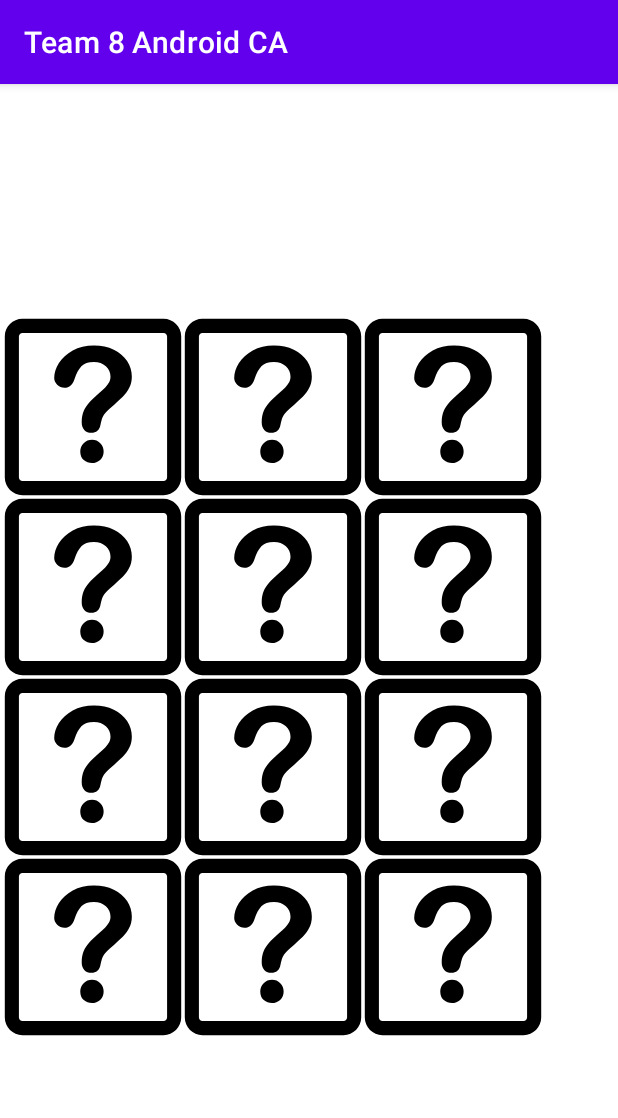
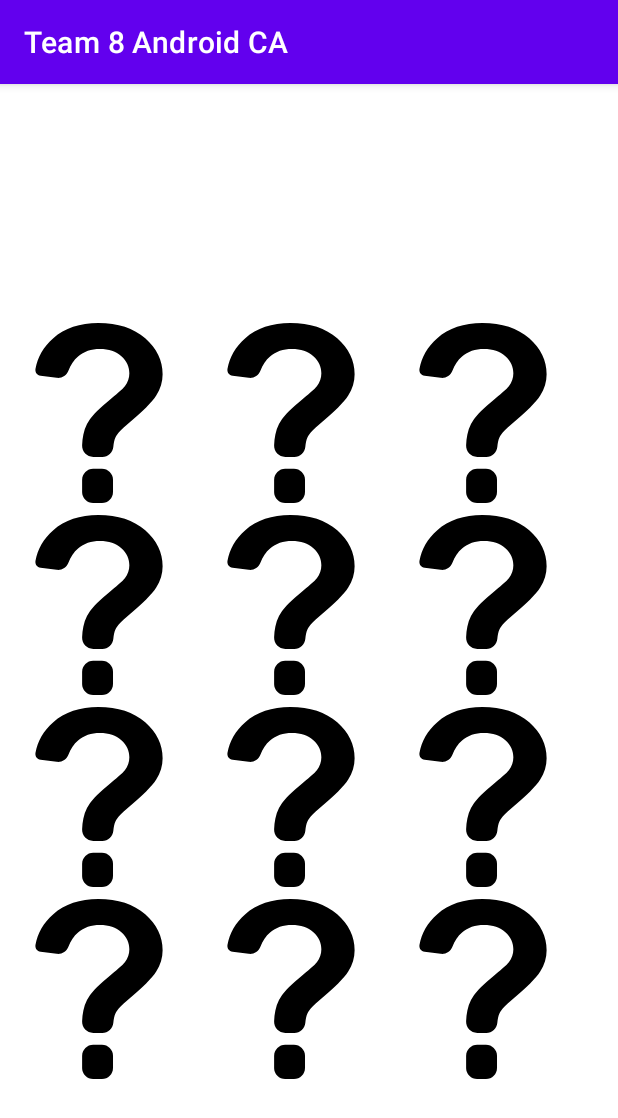
Before and after one commit to sink257/team8_android_ca, an Android app: the GameActivity screen opened directly, with no data from a screen before it, on a phone screen of 412 x 824 dp. Shown: the top 1118 px of the screen. Run offline under Robolectric (Android 15) with nearby library versions, the phone set to English and light mode, and no system bars.

Commit message:
Minor edits

```diff
--- a/app/src/main/java/eg/edu/iss/team8androidca/GameActivity.java
+++ b/app/src/main/java/eg/edu/iss/team8androidca/GameActivity.java
@@ -105,7 +105,7 @@ public class GameActivity extends AppCompatActivity implements View.OnClickListe
             if(matchCount==numberOfElements/2){
                 AlertDialog.Builder alertDialogBuilder = new AlertDialog.Builder(GameActivity.this);
                 alertDialogBuilder
-                        .setMessage("GAME OVER!\n" + "YOU WIN!\n" + "Your Score: \n" + "High Score: \n")
+                        .setMessage("GAME OVER!\n" + "YOU WIN!\n" + "Your Timing: \n" + "Fastest Timing: \n")
                         .setCancelable(false)
                         .setPositiveButton("Play Again", (dialog, which) -> {
                             Intent intent = new Intent(getApplicationContext(), MainActivity.class);
--- a/app/src/main/res/drawable/ic_question_mark.xml
+++ b/app/src/main/res/drawable/ic_question_mark.xml
@@ -1,6 +1,5 @@
-<vector android:height="120dp" android:viewportHeight="1000"
-    android:viewportWidth="1000" android:width="120dp" xmlns:android="http://schemas.android.com/apk/res/android">
-    <path android:fillColor="#FF000000" android:pathData="M892,10H108c-53.9,0 -98,44.1 -98,98v784c0,53.9 44.1,98 98,98h784c53.9,0 98,-44.1 98,-98V108C990,54.1 945.9,10 892,10zM911.6,892c0,10.6 -9,19.6 -19.6,19.6H108c-10.6,0 -19.6,-9 -19.6,-19.6V108c0,-10.6 9,-19.6 19.6,-19.6h784c10.6,0 19.6,9 19.6,19.6V892z"/>
-    <path android:fillColor="#FF000000" android:pathData="M494.8,682.6c-18.3,0 -33.9,6.3 -46.6,18.6c-12.6,12.3 -19,27.7 -19,45.8c0,20.3 6.5,36.3 19.6,47.6c13.1,11.4 28.4,16.9 45.9,16.9c17,0 32,-5.8 45,-17.3c12.9,-11.4 19.4,-27.4 19.4,-47.2c0,-18.1 -6.3,-33.5 -18.7,-45.8C528.2,689 512.9,682.6 494.8,682.6z"/>
-    <path android:fillColor="#FF000000" android:pathData="M615.6,181.9c-32,-15.5 -68.8,-23.1 -110.3,-23.1c-45,0 -84.2,9.3 -117.7,27.5c-33.7,18.5 -59.3,41.7 -76.8,69.8c-17.5,27.9 -26.3,55.6 -26.3,82.9c0,13.1 5.5,25.4 16.6,37c11,11.1 24.7,16.9 40.7,16.9c27.3,0 45.9,-16.3 55.7,-48.8c10.3,-30.8 23,-54.4 37.9,-70.4c14.9,-16 38.1,-24 69.9,-24c27,0 49,8 66.2,23.6c17.1,15.9 25.7,35.3 25.7,58.4c0,11.8 -2.9,22.7 -8.4,32.5c-5.7,10.1 -12.6,19.3 -20.7,27.4c-8.2,8.3 -21.6,20.5 -39.9,36.6c-21,18.5 -37.7,34.2 -50,47.6c-12.4,13.4 -22.3,28.7 -29.8,46.7c-7.4,17.6 -11.2,38.4 -11.2,62.7c0,19.1 5.1,33.7 15.3,43.4c10.2,9.7 22.8,14.7 37.7,14.7c28.7,0 45.7,-15.1 51.4,-44.9c3.1,-14 5.5,-23.7 7,-29.5c1.6,-5.5 3.8,-11 6.7,-16.8c2.9,-5.5 7.4,-11.8 13.2,-18.5c5.8,-6.8 13.7,-14.4 23.4,-23.6c35.4,-31.6 59.8,-54 73.5,-67.4c13.7,-13.2 25.5,-29.1 35.3,-47.6c10,-18.4 15,-39.9 15,-64.4c0,-30.8 -8.7,-59.8 -26.1,-86C672,218.2 647.4,197.2 615.6,181.9z"/>
+<vector android:height="120dp" android:viewportHeight="973.1"
+    android:viewportWidth="973.1" android:width="120dp" xmlns:android="http://schemas.android.com/apk/res/android">
+    <path android:fillColor="#FF000000" android:pathData="M502.29,788.199h-47c-33.1,0 -60,26.9 -60,60v64.9c0,33.1 26.9,60 60,60h47c33.101,0 60,-26.9 60,-60v-64.9C562.29,815 535.391,788.199 502.29,788.199z"/>
+    <path android:fillColor="#FF000000" android:pathData="M170.89,285.8l86.7,10.8c27.5,3.4 53.6,-12.4 63.5,-38.3c12.5,-32.7 29.9,-58.5 52.2,-77.3c31.601,-26.6 70.9,-40 117.9,-40c48.7,0 87.5,12.8 116.3,38.3c28.8,25.6 43.1,56.2 43.1,92.1c0,25.8 -8.1,49.4 -24.3,70.8c-10.5,13.6 -42.8,42.2 -96.7,85.9c-54,43.7 -89.899,83.099 -107.899,118.099c-18.4,35.801 -24.8,75.5 -26.4,115.301c-1.399,34.1 25.8,62.5 60,62.5h49c31.2,0 57,-23.9 59.8,-54.9c2,-22.299 5.7,-39.199 11.301,-50.699c9.399,-19.701 33.699,-45.701 72.699,-78.1C723.59,477.8 772.79,428.4 795.891,392c23,-36.3 34.6,-74.8 34.6,-115.5c0,-73.5 -31.3,-138 -94,-193.4c-62.6,-55.4 -147,-83.1 -253,-83.1c-100.8,0 -182.1,27.3 -244.1,82c-52.8,46.6 -84.9,101.8 -96.2,165.5C139.69,266.1 152.39,283.5 170.89,285.8z"/>
 </vector>
--- a/app/src/main/res/layout/activity_game.xml
+++ b/app/src/main/res/layout/activity_game.xml
@@ -13,22 +13,22 @@
         android:layout_weight="2">
 
         <TextView
-            android:id="@+id/score"
             android:layout_width="match_parent"
-            android:layout_height="match_parent" />
+            android:layout_height="match_parent"
+            android:id="@+id/score"/>
 
     </LinearLayout>
-
     <GridLayout
+        android:layout_height="0dp"
+        android:layout_width="match_parent"
+        android:layout_weight="8"
+        android:paddingBottom="2dp"
+        android:paddingTop="2dp"
+        android:paddingLeft="2dp"
+        android:paddingRight="2dp"
+        android:columnCount="3"
+        android:rowCount="4"
         android:id="@+id/grid_layout_activity2"
-        android:layout_width="match_parent"
-        android:layout_height="0dp"
-        android:layout_weight="8"
-        android:columnCount="3"
-        android:paddingLeft="2dp"
-        android:paddingTop="2dp"
-        android:paddingRight="2dp"
-        android:paddingBottom="2dp"
-        android:rowCount="4" />
+        android:useDefaultMargins="true"/>
 
 </LinearLayout>
```
Also changed, not shown: app/src/main/res/layout/images.xml (deleted, +0 -128 lines).
